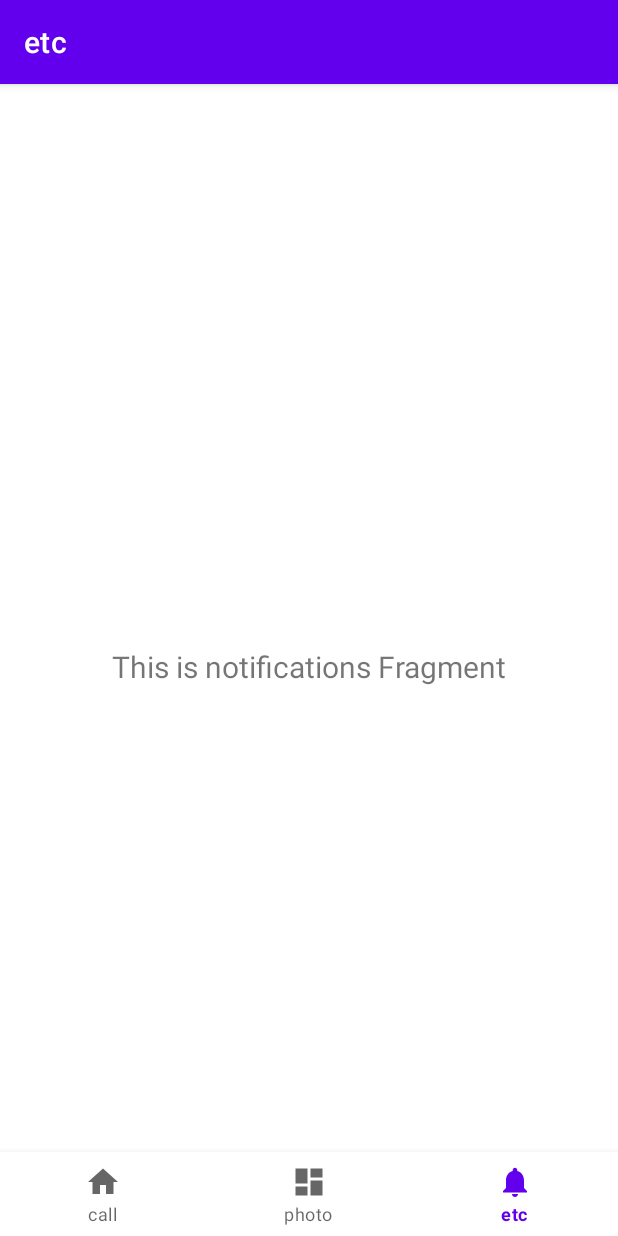
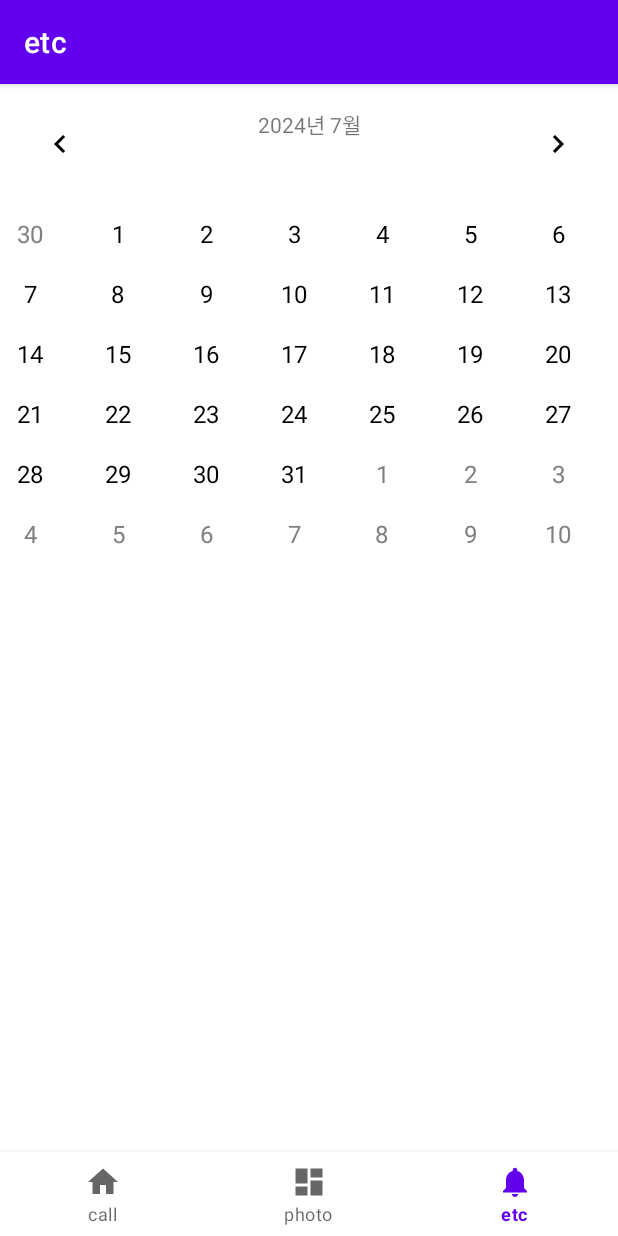
Before and after one commit to minzero31/MadCamp-1week-Android, an Android app: the NotificationsFragment screen opened through its navigation route, on a phone screen of 412 x 824 dp. Run offline under Robolectric (Android 15) with nearby library versions, the phone set to English and light mode, and no system bars; our stand-ins replace navigation-ui; 4 statements that could not run were skipped.

Commit message:
"3rd Tab Calendar view #20 #21"

```diff
--- a/app/build.gradle.kts
+++ b/app/build.gradle.kts
@@ -51,11 +51,11 @@ dependencies {
     implementation(libs.androidx.navigation.fragment.ktx)
     implementation(libs.androidx.navigation.ui.ktx)
     implementation(libs.kotlin.stdlib.jdk8)
-    implementation("androidx.recyclerview:recyclerview:1.2.1")
+    implementation("androidx.recyclerview:recyclerview:1.2.1") // 이미 추가된 부분
     implementation(libs.androidx.databinding.runtime)
+    implementation(libs.androidx.constraintlayout)
     testImplementation(libs.junit)
     implementation(libs.kotlinx.serialization.json)
     androidTestImplementation(libs.androidx.junit)
     androidTestImplementation(libs.androidx.espresso.core)
-
 }
--- a/app/src/main/java/com/example/a3tabtest/ui/home/HomeFragment.kt
+++ b/app/src/main/java/com/example/a3tabtest/ui/home/HomeFragment.kt
@@ -5,7 +5,6 @@ import android.util.Log
 import android.view.LayoutInflater
 import android.view.View
 import android.view.ViewGroup
-import androidx.fragment.app.DialogFragment
 import androidx.fragment.app.Fragment
 import androidx.recyclerview.widget.LinearLayoutManager
 import androidx.recyclerview.widget.RecyclerView
@@ -17,7 +16,6 @@ import kotlinx.serialization.decodeFromString
 import kotlinx.serialization.encodeToString
 import kotlinx.serialization.json.Json
 import java.io.File
-import java.io.InputStreamReader
 
 class HomeFragment : Fragment(), AddContactDialog.AddContactListener {
 
--- /dev/null
+++ b/app/src/main/java/com/example/a3tabtest/ui/notifications/CalendarAdapter.kt
@@ -0,0 +1,46 @@
+package com.example.a3tabtest.ui.notifications
+
+import android.content.Context
+import android.view.LayoutInflater
+import android.view.View
+import android.view.ViewGroup
+import android.widget.BaseAdapter
+import android.widget.TextView
+import com.example.a3tabtest.R
+import java.text.SimpleDateFormat
+import java.util.*
+
+class CalendarAdapter(
+    private val context: Context,
+    private val dates: List<Date>,
+    private val currentDate: Date
+) : BaseAdapter() {
+
+    private val dateFormat = SimpleDateFormat("d", Locale.KOREAN)
+    private val monthFormat = SimpleDateFormat("M", Locale.KOREAN)
+    private val currentMonth = monthFormat.format(currentDate)
+
+    override fun getCount(): Int = dates.size
+
+    override fun getItem(position: Int): Any = dates[position]
+
+    override fun getItemId(position: Int): Long = position.toLong()
+
+    override fun getView(position: Int, convertView: View?, parent: ViewGroup?): View {
+        val view: View = convertView ?: LayoutInflater.from(context)
+            .inflate(R.layout.calendar_day, parent, false)
+
+        val date = dates[position]
+        val dayText = view.findViewById<TextView>(R.id.dayText)
+        dayText.text = dateFormat.format(date)
+
+        val dateMonth = monthFormat.format(date)
+        if (dateMonth != currentMonth) {
+            dayText.setTextColor(context.resources.getColor(R.color.gray, null))
+        } else {
+            dayText.setTextColor(context.resources.getColor(R.color.black, null))
+        }
+
+        return view
+    }
+}
--- a/app/src/main/java/com/example/a3tabtest/ui/notifications/NotificationsFragment.kt
+++ b/app/src/main/java/com/example/a3tabtest/ui/notifications/NotificationsFragment.kt
@@ -4,39 +4,62 @@ import android.os.Bundle
 import android.view.LayoutInflater
 import android.view.View
 import android.view.ViewGroup
+import android.widget.GridView
+import android.widget.ImageButton
 import android.widget.TextView
 import androidx.fragment.app.Fragment
-import androidx.lifecycle.ViewModelProvider
-import com.example.a3tabtest.databinding.FragmentNotificationsBinding
+import com.example.a3tabtest.R
+import java.text.SimpleDateFormat
+import java.util.*
 
 class NotificationsFragment : Fragment() {
 
-    private var _binding: FragmentNotificationsBinding? = null
-
-    // This property is only valid between onCreateView and
-    // onDestroyView.
-    private val binding get() = _binding!!
+    private lateinit var calendarGridView: GridView
+    private lateinit var currentMonthYear: TextView
+    private lateinit var prevMonthButton: ImageButton
+    private lateinit var nextMonthButton: ImageButton
+    private var calendar = Calendar.getInstance()
+    private val dateFormat = SimpleDateFormat("yyyy년 M월", Locale.KOREAN)
 
     override fun onCreateView(
-        inflater: LayoutInflater,
-        container: ViewGroup?,
+        inflater: LayoutInflater, container: ViewGroup?,
         savedInstanceState: Bundle?
-    ): View {
-        val notificationsViewModel =
-            ViewModelProvider(this).get(NotificationsViewModel::class.java)
+    ): View? {
+        val root = inflater.inflate(R.layout.fragment_notifications, container, false)
+        calendarGridView = root.findViewById(R.id.calendarGridView)
+        currentMonthYear = root.findViewById(R.id.currentMonthYear)
+        prevMonthButton = root.findViewById(R.id.prevMonthButton)
+        nextMonthButton = root.findViewById(R.id.nextMonthButton)
 
-        _binding = FragmentNotificationsBinding.inflate(inflater, container, false)
-        val root: View = binding.root
+        updateCalendar()
 
-        val textView: TextView = binding.textNotifications
-        notificationsViewModel.text.observe(viewLifecycleOwner) {
-            textView.text = it
+        prevMonthButton.setOnClickListener {
+            calendar.add(Calendar.MONTH, -1)
+            updateCalendar()
         }
+
+        nextMonthButton.setOnClickListener {
+            calendar.add(Calendar.MONTH, 1)
+            updateCalendar()
+        }
+
         return root
     }
 
-    override fun onDestroyView() {
-        super.onDestroyView()
-        _binding = null
+    private fun updateCalendar() {
+        currentMonthYear.text = dateFormat.format(calendar.time)
+        val days = ArrayList<Date>()
+        val monthCalendar = calendar.clone() as Calendar
+        monthCalendar.set(Calendar.DAY_OF_MONTH, 1)
+        val firstDayOfMonth = monthCalendar.get(Calendar.DAY_OF_WEEK) - 1
+        monthCalendar.add(Calendar.DAY_OF_MONTH, -firstDayOfMonth)
+
+        while (days.size < 42) {
+            days.add(monthCalendar.time)
+            monthCalendar.add(Calendar.DAY_OF_MONTH, 1)
+        }
+
+        val adapter = CalendarAdapter(requireContext(), days, calendar.time)
+        calendarGridView.adapter = adapter
     }
 }
--- /dev/null
+++ b/app/src/main/res/drawable/ic_chevron_left.xml
@@ -0,0 +1,10 @@
+<?xml version="1.0" encoding="utf-8"?>
+<vector xmlns:android="http://schemas.android.com/apk/res/android"
+    android:width="24dp"
+    android:height="24dp"
+    android:viewportWidth="24"
+    android:viewportHeight="24">
+    <path
+        android:fillColor="#FF000000"
+        android:pathData="M15.41,7.41L10.83,12l4.58,4.59L14,18l-6,-6 6,-6z"/>
+</vector>
--- /dev/null
+++ b/app/src/main/res/drawable/ic_chevron_right.xml
@@ -0,0 +1,10 @@
+<?xml version="1.0" encoding="utf-8"?>
+<vector xmlns:android="http://schemas.android.com/apk/res/android"
+    android:width="24dp"
+    android:height="24dp"
+    android:viewportWidth="24"
+    android:viewportHeight="24">
+    <path
+        android:fillColor="#FF000000"
+        android:pathData="M8.59,16.59L13.17,12 8.59,7.41 10,6l6,6 -6,6z"/>
+</vector>
--- /dev/null
+++ b/app/src/main/res/layout/calendar_day.xml
@@ -0,0 +1,9 @@
+<TextView xmlns:android="http://schemas.android.com/apk/res/android"
+    android:id="@+id/dayText"
+    android:layout_width="40dp"
+    android:layout_height="40dp"
+    android:gravity="center"
+    android:textSize="16sp"
+    android:textColor="@color/black"
+    android:background="?android:attr/selectableItemBackground"
+    android:padding="8dp" />
--- a/app/src/main/res/layout/fragment_home.xml
+++ b/app/src/main/res/layout/fragment_home.xml
@@ -18,13 +18,12 @@
         app:layout_constraintVertical_bias="1.0" />
 
 
-
     <com.google.android.material.floatingactionbutton.FloatingActionButton
         android:id="@+id/fab"
         android:layout_width="wrap_content"
         android:layout_height="wrap_content"
+        android:layout_marginRight="30dp"
         android:layout_marginBottom="90dp"
-        android:layout_marginRight="30dp"
         android:contentDescription="@string/fab_content_description"
         app:fabSize="normal"
         app:layout_constraintBottom_toBottomOf="parent"
--- a/app/src/main/res/layout/fragment_notifications.xml
+++ b/app/src/main/res/layout/fragment_notifications.xml
@@ -1,22 +1,57 @@
-<?xml version="1.0" encoding="utf-8"?>
-<androidx.constraintlayout.widget.ConstraintLayout xmlns:android="http://schemas.android.com/apk/res/android"
+<androidx.constraintlayout.widget.ConstraintLayout
+    xmlns:android="http://schemas.android.com/apk/res/android"
     xmlns:app="http://schemas.android.com/apk/res-auto"
     xmlns:tools="http://schemas.android.com/tools"
     android:layout_width="match_parent"
     android:layout_height="match_parent"
     tools:context=".ui.notifications.NotificationsFragment">
 
-    <TextView
-        android:id="@+id/text_notifications"
-        android:layout_width="match_parent"
-        android:layout_height="wrap_content"
-        android:layout_marginStart="8dp"
-        android:layout_marginTop="8dp"
-        android:layout_marginEnd="8dp"
-        android:textAlignment="center"
-        android:textSize="20sp"
-        app:layout_constraintBottom_toBottomOf="parent"
-        app:layout_constraintEnd_toEndOf="parent"
+    <ImageButton
+        android:id="@+id/prevMonthButton"
+        android:layout_width="48dp"
+        android:layout_height="48dp"
+        android:layout_marginStart="16dp"
+        android:layout_marginTop="16dp"
+        android:background="?attr/selectableItemBackgroundBorderless"
+        android:contentDescription="@string/prev_month"
+        android:src="@drawable/ic_chevron_left"
         app:layout_constraintStart_toStartOf="parent"
         app:layout_constraintTop_toTopOf="parent" />
+
+    <TextView
+        android:id="@+id/currentMonthYear"
+        android:layout_width="wrap_content"
+        android:layout_height="wrap_content"
+        android:text="Month Year"
+        app:layout_constraintTop_toTopOf="parent"
+        app:layout_constraintStart_toStartOf="parent"
+        app:layout_constraintEnd_toEndOf="parent"
+        android:layout_marginTop="16dp"/>
+
+    <ImageButton
+        android:id="@+id/nextMonthButton"
+        android:layout_width="48dp"
+        android:layout_height="48dp"
+        android:layout_marginEnd="16dp"
+        android:layout_marginTop="16dp"
+        android:background="?attr/selectableItemBackgroundBorderless"
+        android:contentDescription="@string/next_month"
+        android:src="@drawable/ic_chevron_right"
+        app:layout_constraintEnd_toEndOf="parent"
+        app:layout_constraintTop_toTopOf="parent" />
+
+    <GridView
+        android:id="@+id/calendarGridView"
+        android:layout_width="0dp"
+        android:layout_height="0dp"
+        android:numColumns="7"
+        android:layout_marginTop="16dp"
+        app:layout_constraintTop_toBottomOf="@+id/prevMonthButton"
+        app:layout_constraintBottom_toBottomOf="parent"
+        app:layout_constraintStart_toStartOf="parent"
+        app:layout_constraintEnd_toEndOf="parent" />
+
+
+
+
 </androidx.constraintlayout.widget.ConstraintLayout>
--- a/app/src/main/res/values/colors.xml
+++ b/app/src/main/res/values/colors.xml
@@ -7,4 +7,5 @@
     <color name="teal_700">#FF018786</color>
     <color name="black">#FF000000</color>
     <color name="white">#FFFFFFFF</color>
+    <color name="gray">#808080</color>
 </resources>
--- a/app/src/main/res/values/strings.xml
+++ b/app/src/main/res/values/strings.xml
@@ -7,4 +7,6 @@
     <string name="image_insert">ImageInsert</string>
     <string name="popup_image">ImagePopup</string>
     <string name="fab_content_description">Add new item</string>
+    <string name="prev_month">Previous Month</string>
+    <string name="next_month">Next Month</string>
 </resources>
--- a/gradle/libs.versions.toml
+++ b/gradle/libs.versions.toml
@@ -7,7 +7,7 @@ junitVersion = "1.2.1"
 espressoCore = "3.6.1"
 appcompat = "1.6.1"
 material = "1.12.0"
-constraintlayout = "2.1.4"
+constraintlayout = "2.1.0"
 lifecycleLivedataKtx = "2.8.2"
 lifecycleViewmodelKtx = "2.8.2"
 navigationFragmentKtx = "2.6.0"
```
